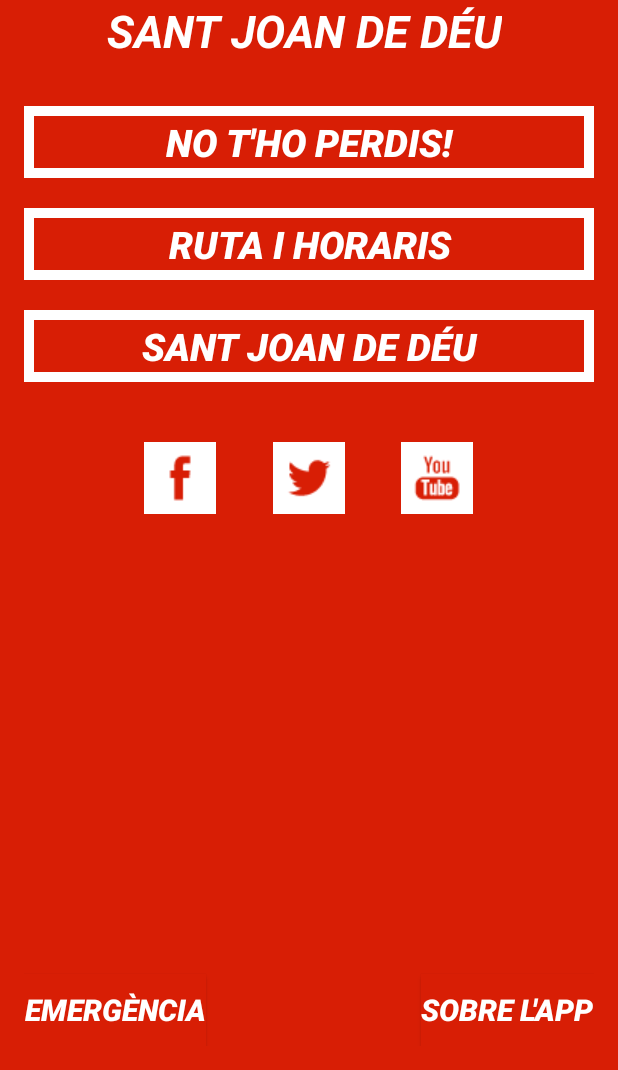
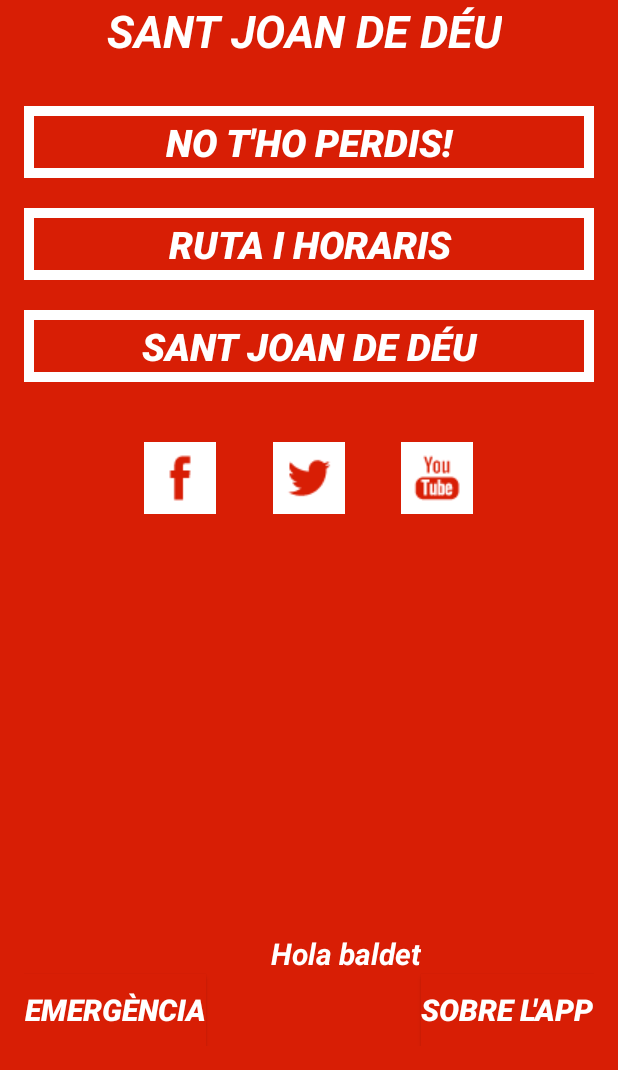
Before and after one commit to aleixbdm/MagicLine, an Android app: the screen it shows after launch (MainActivity), on a phone screen of 412 x 824 dp, the part 166-1236 px from its top. Run offline under Robolectric (Android 15) with nearby library versions, the phone set to English and light mode, and no system bars.

Commit message:
primer commit, ara a fer branques i a treballar

```diff
--- a/MagicLineApp/src/main/res/layout/activity_main.xml
+++ b/MagicLineApp/src/main/res/layout/activity_main.xml
@@ -149,4 +149,13 @@
         android:layout_alignRight="@+id/button2"
         android:layout_alignEnd="@+id/button2" />
 
+    <TextView
+        android:layout_width="wrap_content"
+        android:layout_height="wrap_content"
+        android:text="Hola baldet"
+        android:id="@+id/textView"
+        android:layout_above="@+id/buttonemergencia"
+        android:layout_toLeftOf="@+id/buttonsobrelapp"
+        android:layout_toStartOf="@+id/buttonsobrelapp" />
+
 </RelativeLayout>
```
